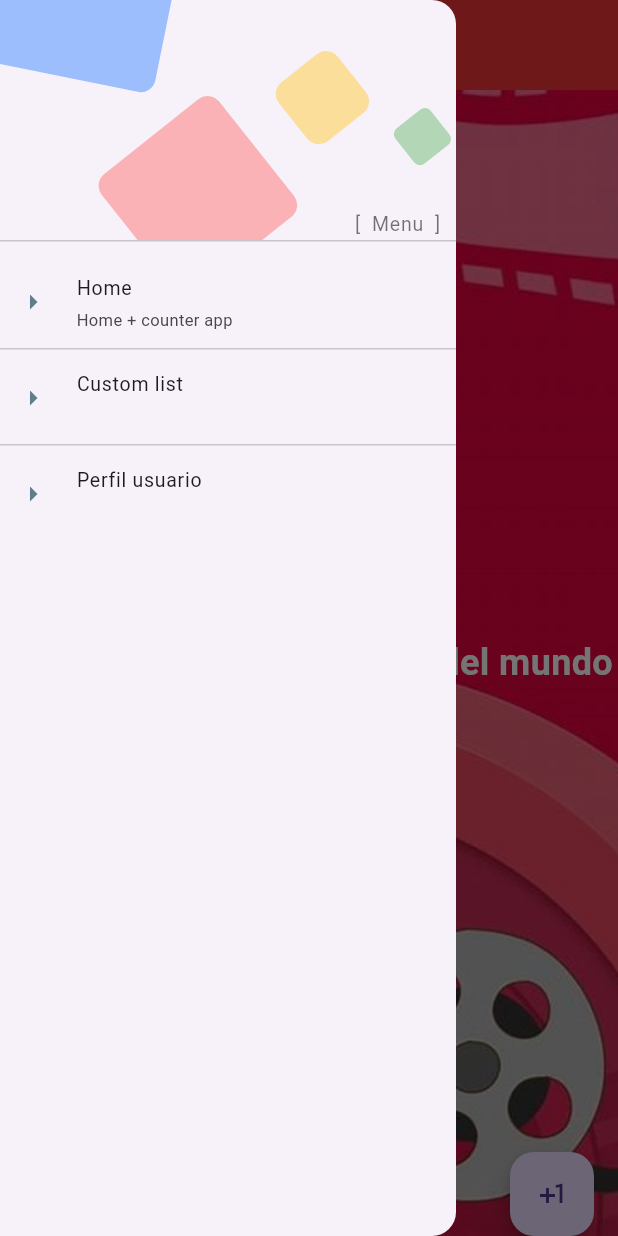
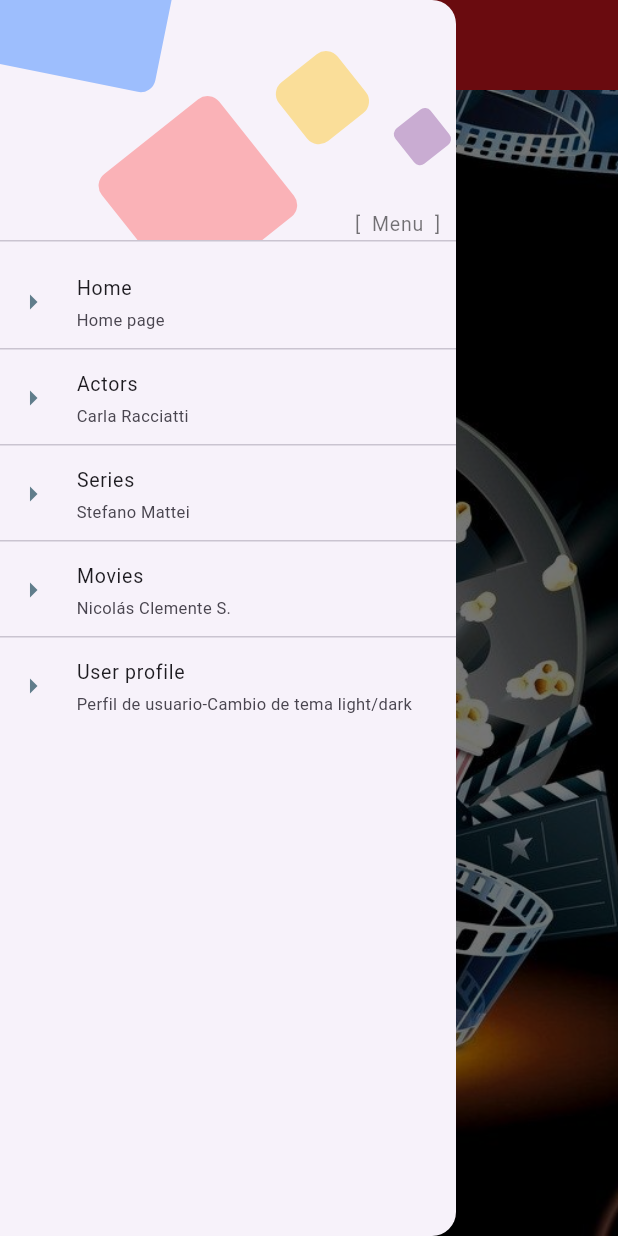
Before and after one commit to Carla-Racciatti/TP2Flutter_grupo3, a Flutter app: the screen it shows after launch, with the side drawer open, on a phone screen of 412 x 824 dp. Run offline on Flutter 3.47's test engine with Material 3 defaults, Android fonts, the phone set to English and light mode, and no system bars; our stand-ins replace shared_preferences; Roboto replaces fonts that are missing (FuzzyBubbles, RobotoMono).

Commit message:
Agrego pantallas compartidas, temas y shared preferences

```diff
--- a/lib/main.dart
+++ b/lib/main.dart
@@ -1,158 +1,42 @@
 import 'package:flutter/material.dart';
-//import 'package:flutter_application_base/helpers/preferences.dart';
-
+import 'package:provider/provider.dart';
 import 'package:flutter_app/screens/screens.dart';
+import 'package:flutter_app/providers/theme_provider.dart';
+//import 'package:flutter_app/themes/default_theme.dart';
+import 'package:flutter_app/helpers/preferences.dart';
 
 void main() async {
   WidgetsFlutterBinding.ensureInitialized();
-  //await Preferences.initShared();
-
-  runApp(const MyApp());
+  final isDarkMode = await Preferences.getThemePreference();
+  runApp(MyApp(isDarkMode: isDarkMode));
 }
 
 class MyApp extends StatelessWidget {
-  const MyApp({super.key});
+  final bool isDarkMode;
+
+  const MyApp({super.key, required this.isDarkMode});
 
   @override
   Widget build(BuildContext context) {
-    return MaterialApp(
-        debugShowCheckedModeBanner: false,
-        initialRoute: 'home',
-        //theme: Preferences.darkmode ? ThemeData.dark() : ThemeData.light(),
-        routes: {
-          'home': (context) => const HomeScreen(),
-          //'custom_list': (context) => const CustomListScreen(),
-          //'profile': (context) => const ProfileScreen(),
-          //'custom_list_item': (context) => const CustomListItem(),
-        }
-        /* home: DesignScreen(), */
-        );
-  }
-}
-
-
-/*import 'package:flutter/material.dart';
-
-void main() {
-  runApp(const MyApp());
-}
-
-class MyApp extends StatelessWidget {
-  const MyApp({super.key});
-
-  // This widget is the root of your application.
-  @override
-  Widget build(BuildContext context) {
-    return MaterialApp(
-      title: 'Flutter Demo',
-      theme: ThemeData(
-        // This is the theme of your application.
-        //
-        // TRY THIS: Try running your application with "flutter run". You'll see
-        // the application has a purple toolbar. Then, without quitting the app,
-        // try changing the seedColor in the colorScheme below to Colors.green
-        // and then invoke "hot reload" (save your changes or press the "hot
-        // reload" button in a Flutter-supported IDE, or press "r" if you used
-        // the command line to start the app).
-        //
-        // Notice that the counter didn't reset back to zero; the application
-        // state is not lost during the reload. To reset the state, use hot
-        // restart instead.
-        //
-        // This works for code too, not just values: Most code changes can be
-        // tested with just a hot reload.
-        colorScheme: ColorScheme.fromSeed(seedColor: Colors.deepPurple),
-        useMaterial3: true,
+    return ChangeNotifierProvider(
+      create: (_) => ThemeProvider(isDarkMode: isDarkMode),
+      child: Consumer<ThemeProvider>(
+        builder: (context, themeProvider, _) {
+          return MaterialApp(
+            debugShowCheckedModeBanner: false,
+            title: 'Flutter App',
+            theme: themeProvider.temaActual,
+            initialRoute: 'home',
+            routes: {
+              'home': (context) => const HomeScreen(),
+              'profile': (context) => const ProfileScreen(),
+              //'actors': (context) => const ...(),
+              //'series': (context) => const ...(),
+              //'movies': (context) => const ...(),
+            },
+          );
+        },
       ),
-      home: const MyHomePage(title: 'Flutter Demo Home Page'),
     );
   }
 }
-
-class MyHomePage extends StatefulWidget {
-  const MyHomePage({super.key, required this.title});
-
-  // This widget is the home page of your application. It is stateful, meaning
-  // that it has a State object (defined below) that contains fields that affect
-  // how it looks.
-
-  // This class is the configuration for the state. It holds the values (in this
-  // case the title) provided by the parent (in this case the App widget) and
-  // used by the build method of the State. Fields in a Widget subclass are
-  // always marked "final".
-
-  final String title;
-
-  @override
-  State<MyHomePage> createState() => _MyHomePageState();
-}
-
-class _MyHomePageState extends State<MyHomePage> {
-  int _counter = 0;
-
-  void _incrementCounter() {
-    setState(() {
-      // This call to setState tells the Flutter framework that something has
-      // changed in this State, which causes it to rerun the build method below
-      // so that the display can reflect the updated values. If we changed
-      // _counter without calling setState(), then the build method would not be
-      // called again, and so nothing would appear to happen.
-      _counter++;
-    });
-  }
-
-  @override
-  Widget build(BuildContext context) {
-    // This method is rerun every time setState is called, for instance as done
-    // by the _incrementCounter method above.
-    //
-    // The Flutter framework has been optimized to make rerunning build methods
-    // fast, so that you can just rebuild anything that needs updating rather
-    // than having to individually change instances of widgets.
-    return Scaffold(
-      appBar: AppBar(
-        // TRY THIS: Try changing the color here to a specific color (to
-        // Colors.amber, perhaps?) and trigger a hot reload to see the AppBar
-        // change color while the other colors stay the same.
-        backgroundColor: Theme.of(context).colorScheme.inversePrimary,
-        // Here we take the value from the MyHomePage object that was created by
-        // the App.build method, and use it to set our appbar title.
-        title: Text(widget.title),
-      ),
-      body: Center(
-        // Center is a layout widget. It takes a single child and positions it
-        // in the middle of the parent.
-        child: Column(
-          // Column is also a layout widget. It takes a list of children and
-          // arranges them vertically. By default, it sizes itself to fit its
-          // children horizontally, and tries to be as tall as its parent.
-          //
-          // Column has various properties to control how it sizes itself and
-          // how it positions its children. Here we use mainAxisAlignment to
-          // center the children vertically; the main axis here is the vertical
-          // axis because Columns are vertical (the cross axis would be
-          // horizontal).
-          //
-          // TRY THIS: Invoke "debug painting" (choose the "Toggle Debug Paint"
-          // action in the IDE, or press "p" in the console), to see the
-          // wireframe for each widget.
-          mainAxisAlignment: MainAxisAlignment.center,
-          children: <Widget>[
-            const Text(
-              'You have pushed the button this many times:',
-            ),
-            Text(
-              '$_counter',
-              style: Theme.of(context).textTheme.headlineMedium,
-            ),
-          ],
-        ),
-      ),
-      floatingActionButton: FloatingActionButton(
-        onPressed: _incrementCounter,
-        tooltip: 'Increment',
-        child: const Icon(Icons.add),
-      ), // This trailing comma makes auto-formatting nicer for build methods.
-    );
-  }
-}*/
--- /dev/null
+++ b/lib/providers/theme_provider.dart
@@ -0,0 +1,32 @@
+import 'package:flutter/material.dart';
+import 'package:flutter_app/themes/default_theme.dart';
+
+class ThemeProvider extends ChangeNotifier {
+  ThemeData _temaActual;
+
+  ThemeProvider({required bool isDarkMode})
+      : _temaActual = isDarkMode ? DefaultTheme.darkTheme : DefaultTheme.lightTheme;
+
+  ThemeData get temaActual => _temaActual;
+
+  // Cambiar a tema claro
+  void setLight() {
+    _temaActual = DefaultTheme.lightTheme;
+    notifyListeners();
+  }
+
+  // Cambiar a tema oscuro
+  void setDark() {
+    _temaActual = DefaultTheme.darkTheme;
+    notifyListeners();
+  }
+
+  // Alternar entre los dos temas
+  void toggleTheme() {
+    if (_temaActual == DefaultTheme.darkTheme) {
+      setLight();
+    } else {
+      setDark();
+    }
+  }
+}
--- a/lib/screens/home_screen.dart
+++ b/lib/screens/home_screen.dart
@@ -9,7 +9,7 @@ class HomeScreen extends StatelessWidget {
   @override
   Widget build(BuildContext context) {
     return Scaffold(
-      appBar: const CustomAppBar(title: 'Home Screen'),
+      appBar: const CustomAppBar(title: 'FlixFinder'),
       /*appBar: AppBar(
         title: const Text('Home Screen'),
         centerTitle: true,
@@ -23,61 +23,29 @@ class HomeScreen extends StatelessWidget {
           Positioned.fill(
             child: Image.asset(
               'assets/images/fondo_cine.jpg',
-              fit: BoxFit.cover, // Hace que la imagen cubra todo el fondo
+              fit: BoxFit.cover,
             ),
           ),
           // Contenido superpuesto
           const Center(
-            child: Text(
-              'Bienvenido a la mejor API del mundo',
+            /*child: Text(
+              'Welcome to FlixFinder',
               style: TextStyle(
                 color: Colors.white,
                 fontSize: 24,
                 fontWeight: FontWeight.bold,
               ),
-            ),
+            ),*/
           ),
         ],
       ),
-      floatingActionButton: FloatingActionButton(
+      /*floatingActionButton: FloatingActionButton(
         child: const Icon(Icons.plus_one),
         onPressed: () {
           log('click button');
         },
-      ),
+      ),*/
       floatingActionButtonLocation: FloatingActionButtonLocation.endDocked,
     );
   }
 }
-
-
-
-/*import 'dart:developer';
-
-import 'package:flutter/material.dart';
-import 'package:flutter_app/widgets/drawer_menu.dart';
-
-class HomeScreen extends StatelessWidget {
-  const HomeScreen({super.key});
-
-  @override
-  Widget build(BuildContext context) {
-    return Scaffold(
-      appBar: AppBar(
-        title: const Text('Home Screen'),
-        centerTitle: true,
-        leadingWidth: 40,
-        toolbarHeight: 80,
-      ),
-      drawer: DrawerMenu(),
-      body: const Center(child: Text('Hola mundo')),
-      floatingActionButton: FloatingActionButton(
-        child: const Icon(Icons.plus_one),
-        onPressed: () {
-          log('click button');
-        },
-      ),
-      floatingActionButtonLocation: FloatingActionButtonLocation.endDocked,
-    );
-  }
-}*/
--- a/lib/screens/screens.dart
+++ b/lib/screens/screens.dart
@@ -1,5 +1,3 @@
 export 'package:flutter_app/screens/home_screen.dart';
-/*export 'package:flutter_app/screens/custom_list_item.dart';
-export 'package:flutter_application_base/screens/profile_screen.dart';
-export 'package:flutter_application_base/screens/custom_list_screen.dart';
-export 'package:flutter_application_base/screens/home_screen.dart';*/
+export 'package:flutter_app/screens/profile_screen.dart';
+//export 'package:flutter_app/screens/custom_list_item.dart';
--- /dev/null
+++ b/lib/themes/default_theme.dart
@@ -0,0 +1,97 @@
+import 'package:flutter/material.dart';
+
+class DefaultTheme {
+  // Colores para el tema claro
+  static const Color primaryLight = Color.fromARGB(255, 243, 20, 20);
+  static const Color secondaryLight = Colors.orange;
+  static const Color formElementsColorLight = Colors.blueGrey;
+
+  // Colores para el tema oscuro
+  static const Color primaryDark = Colors.deepPurple;
+  static const Color secondaryDark = Colors.teal;
+  static const Color formElementsColorDark = Colors.cyan;
+
+  static final ThemeData lightTheme = ThemeData.light().copyWith(
+    appBarTheme: const AppBarTheme(
+      backgroundColor: primaryLight,
+      foregroundColor: Colors.white,
+      elevation: 4, // Sombra en el tema claro
+      centerTitle: true,
+      iconTheme: IconThemeData(color: Colors.white),
+    ),
+    elevatedButtonTheme: ElevatedButtonThemeData(
+      style: TextButton.styleFrom(
+        backgroundColor: primaryLight,
+        foregroundColor: Colors.white,
+      ),
+    ),
+    textButtonTheme: TextButtonThemeData(
+      style: TextButton.styleFrom(
+        backgroundColor: secondaryLight,
+        foregroundColor: Colors.white,
+      ),
+    ),
+    floatingActionButtonTheme: FloatingActionButtonThemeData(
+      backgroundColor: primaryLight,
+      foregroundColor: Colors.white,
+    ),
+    listTileTheme: ListTileThemeData(
+      iconColor: primaryLight,
+    ),
+    inputDecorationTheme: InputDecorationTheme(
+      floatingLabelStyle: TextStyle(color: formElementsColorLight),
+      enabledBorder: OutlineInputBorder(
+        borderRadius: BorderRadius.circular(10),
+        borderSide: BorderSide(color: formElementsColorLight),
+      ),
+      focusedBorder: OutlineInputBorder(
+        borderRadius: BorderRadius.circular(10),
+        borderSide: BorderSide(color: formElementsColorLight),
+      ),
+      border: OutlineInputBorder(
+        borderRadius: BorderRadius.circular(10),
+      ),
+    ),
+  );
+
+  static final ThemeData darkTheme = ThemeData.dark().copyWith(
+    appBarTheme: const AppBarTheme(
+      backgroundColor: primaryDark,
+      foregroundColor: Colors.white,
+      elevation: 4, // Sombra en el tema oscuro
+      centerTitle: true,
+      iconTheme: IconThemeData(color: Colors.white),
+    ),
+    elevatedButtonTheme: ElevatedButtonThemeData(
+      style: TextButton.styleFrom(
+        backgroundColor: primaryDark,
+        foregroundColor: Colors.white,
+      ),
+    ),
+    textButtonTheme: TextButtonThemeData(
+      style: TextButton.styleFrom(
+        backgroundColor: secondaryDark,
+        foregroundColor: Colors.white,
+      ),
+    ),
+    floatingActionButtonTheme: const FloatingActionButtonThemeData(
+      backgroundColor: primaryDark,
+      foregroundColor: Colors.white,
+    ),
+    listTileTheme: const ListTileThemeData(iconColor: primaryDark),
+    inputDecorationTheme: InputDecorationTheme(
+      floatingLabelStyle: const TextStyle(color: formElementsColorDark),
+      enabledBorder: OutlineInputBorder(
+        borderRadius: BorderRadius.circular(10),
+        borderSide: const BorderSide(color: formElementsColorDark),
+      ),
+      focusedBorder: OutlineInputBorder(
+        borderRadius: BorderRadius.circular(10),
+        borderSide: const BorderSide(color: formElementsColorDark),
+      ),
+      border: OutlineInputBorder(
+        borderRadius: BorderRadius.circular(10),
+      ),
+    ),
+  );
+}
--- a/lib/widgets/custom_app_bar.dart
+++ b/lib/widgets/custom_app_bar.dart
@@ -1,21 +1,26 @@
 import 'package:flutter/material.dart';
+import 'package:provider/provider.dart';
+import 'package:flutter_app/providers/theme_provider.dart';
 
 class CustomAppBar extends StatelessWidget implements PreferredSizeWidget {
   final String title;
 
   const CustomAppBar({
     Key? key,
-    required this.title, // Título dinámico para personalizar la AppBar
+    required this.title,
   }) : super(key: key);
 
   @override
   Widget build(BuildContext context) {
+    // Obtiene el tema activo desde el ThemeProvider
+    final theme = Provider.of<ThemeProvider>(context).temaActual;
+
     return AppBar(
       title: Text(title),
       centerTitle: true,
       leadingWidth: 40,
       toolbarHeight: 60,
-      backgroundColor: const Color.fromARGB(200, 235, 0, 0),
+      backgroundColor: theme.appBarTheme.backgroundColor,
     );
   }
 
--- a/lib/widgets/drawer_menu.dart
+++ b/lib/widgets/drawer_menu.dart
@@ -2,9 +2,11 @@ import 'package:flutter/material.dart';
 
 class DrawerMenu extends StatelessWidget {
   final List<Map<String, String>> _menuItems = <Map<String, String>>[
-    {'route': 'home', 'title': 'Home', 'subtitle': 'Home + counter app'},
-    {'route': 'custom_list', 'title': 'Custom list', 'subtitle': ''},
-    {'route': 'profile', 'title': 'Perfil usuario', 'subtitle': ''},
+    {'route': 'home', 'title': 'Home', 'subtitle': 'Home page'},
+    {'route': 'actors', 'title': 'Actors', 'subtitle': 'Carla Racciatti'},
+    {'route': 'series', 'title': 'Series', 'subtitle': 'Stefano Mattei'},
+    {'route': 'movies', 'title': 'Movies', 'subtitle': 'Nicolás Clemente S.'},
+    {'route': 'profile', 'title': 'User profile', 'subtitle': 'Perfil de usuario-Cambio de tema light/dark '},
   ];
 
   DrawerMenu({super.key});
@@ -97,7 +99,7 @@ class _DrawerHeaderAlternative extends StatelessWidget {
             width: 30,
             height: 30,
             decoration: BoxDecoration(
-                color: Colors.green.withOpacity(0.4),
+                color: const Color.fromARGB(255, 131, 68, 150).withOpacity(0.4),
                 borderRadius: BorderRadius.circular(5)),
             transform: Matrix4.rotationZ(0.9),
           ),
--- a/pubspec.yaml
+++ b/pubspec.yaml
@@ -30,7 +30,8 @@ environment:
 dependencies:
   flutter:
     sdk: flutter
-
+  provider: ^6.1.2 #agrego provider
+  shared_preferences: ^2.2.0 #Agrego shared preferences
 
   # The following adds the Cupertino Icons font to your application.
   # Use with the CupertinoIcons class for iOS style icons.
@@ -39,6 +40,7 @@ dependencies:
 dev_dependencies:
   flutter_test:
     sdk: flutter
+
 
   # The "flutter_lints" package below contains a set of recommended lints to
   # encourage good coding practices. The lint set provided by the package is
@@ -61,6 +63,8 @@ flutter:
   # To add assets to your application, add an assets section, like this:
   assets:
     - assets/images/fondo_cine.jpg
+    - assets/images/avatar.png
+
 
 
 
```
Also changed, not shown: lib/helpers/preferences.dart (added, +15 -0 lines), lib/screens/profile_screen.dart (added, +65 -0 lines), lib/widgets/theme_switch_widget.dart (added, +37 -0 lines), assets/images/avatar.png (added), assets/images/fondo_cine.jpg, pubspec.lock.
